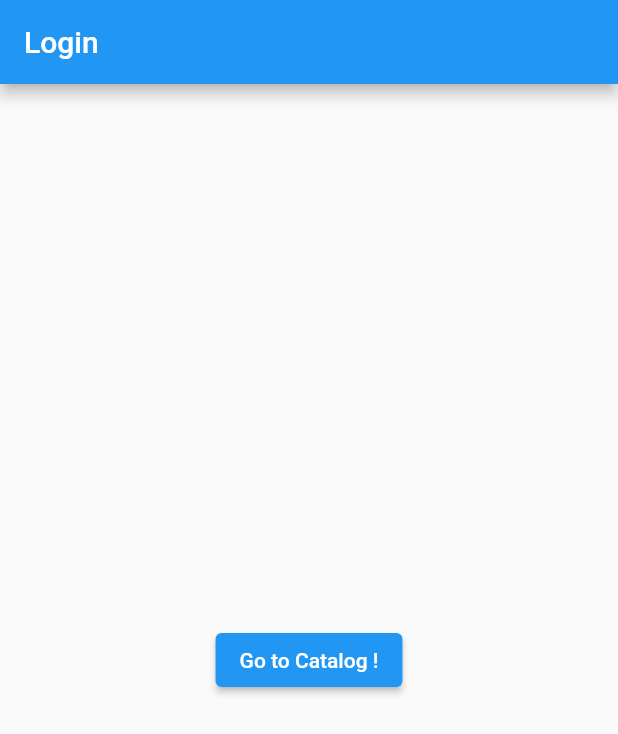
After one commit to marwan-rashed/tutorial_flutter, a Flutter app: the screen it shows after launch, on a phone screen of 412 x 824 dp. The commit adds this screen. Shown: the top 734 px of the screen. Run offline on Flutter 3.47's test engine with Material 2 defaults, Android fonts, the phone set to English and light mode, and no system bars.

Commit message:
Edit files structure

```diff
--- /dev/null
+++ b/lib/login.dart
@@ -0,0 +1,27 @@
+import 'package:flutter/material.dart';
+import 'catalog.dart';
+
+class Login extends StatelessWidget {
+  const Login({Key? key}) : super(key: key);
+
+  @override
+  Widget build(BuildContext context) {
+    return Scaffold(
+      appBar: AppBar(
+        title: const Text('Login'),
+      ),
+      body: Center(
+        child: ElevatedButton(
+          child: const Text('Go to Catalog !'),
+          onPressed: () {
+            // Navigate to second route when tapped.
+            Navigator.push(
+              context,
+              MaterialPageRoute(builder: (context) => const Catalog()),
+            );
+          },
+        ),
+      ),
+    );
+  }
+}
```
Also changed, not shown: lib/main.dart (+2 -26 lines).
